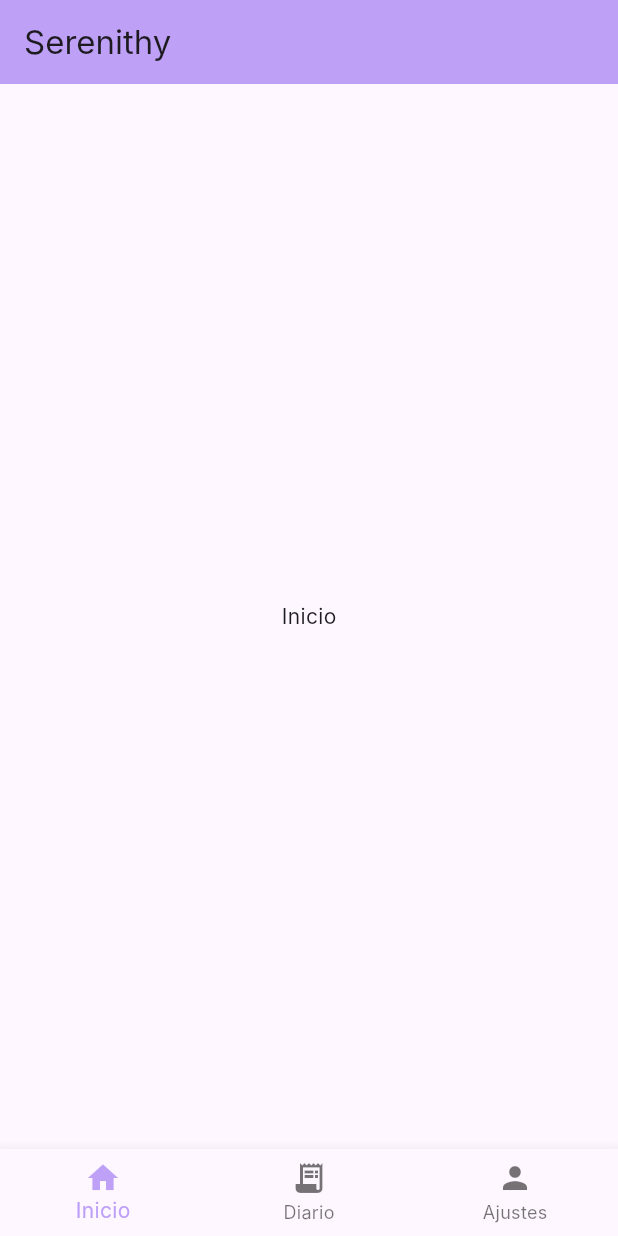
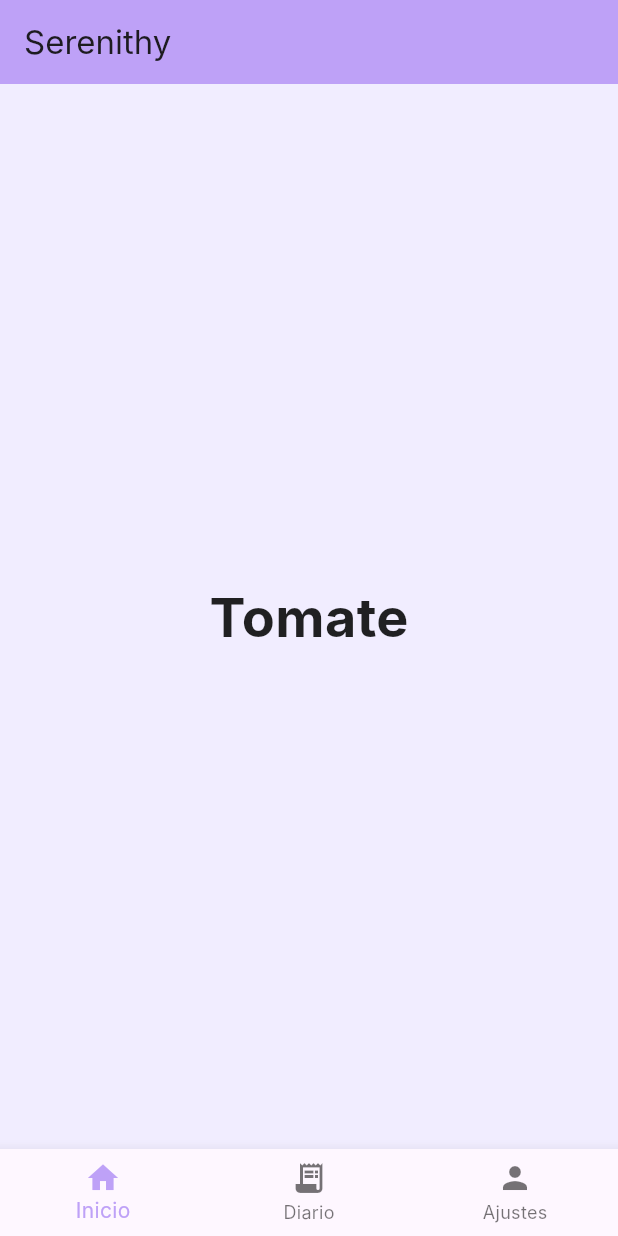
Before and after one commit to Lopez10/serenithy_app, a Flutter app: the HomeShell screen opened by its route, on a phone screen of 412 x 824 dp. Run offline on Flutter 3.47's test engine with Material 3 defaults, Android fonts, the phone set to English and light mode, and no system bars; our stand-ins replace dartz, dio, equatable, flutter_bloc, flutter_dotenv, flutter_screenutil and 5 more; generated files the repository leaves out were written again; Roboto replaces fonts that are missing (Inter).

Commit message:
feat: actualizar HomeTab para mostrar una lista de alimentos en un PageView vertical

```diff
--- a/lib/presentation/pages/home_shell.dart
+++ b/lib/presentation/pages/home_shell.dart
@@ -43,7 +43,44 @@ class _HomeShellState extends State<HomeShell> {
 class _HomeTab extends StatelessWidget {
   const _HomeTab();
   @override
-  Widget build(BuildContext context) => const Center(child: Text('Inicio'));
+  Widget build(BuildContext context) {
+    final items = const [
+      'Tomate',
+      'Zanahoria',
+      'Lechuga',
+      'Manzana',
+      'Plátano',
+      'Pepino',
+      'Cebolla',
+      'Pimiento',
+      'Brócoli',
+      'Aguacate',
+    ];
+
+    return PageView.builder(
+      scrollDirection: Axis.vertical,
+      itemCount: items.length,
+      physics: const PageScrollPhysics(),
+      itemBuilder: (context, index) {
+        final name = items[index];
+        return Container(
+          width: double.infinity,
+          height: double.infinity,
+          color: AppColors.primarySoft,
+          child: Center(
+            child: Text(
+              name,
+              style: const TextStyle(
+                fontSize: 36,
+                fontWeight: FontWeight.w700,
+                color: Colors.black87,
+              ),
+            ),
+          ),
+        );
+      },
+    );
+  }
 }
 
 class _DiaryTab extends StatelessWidget {
```
